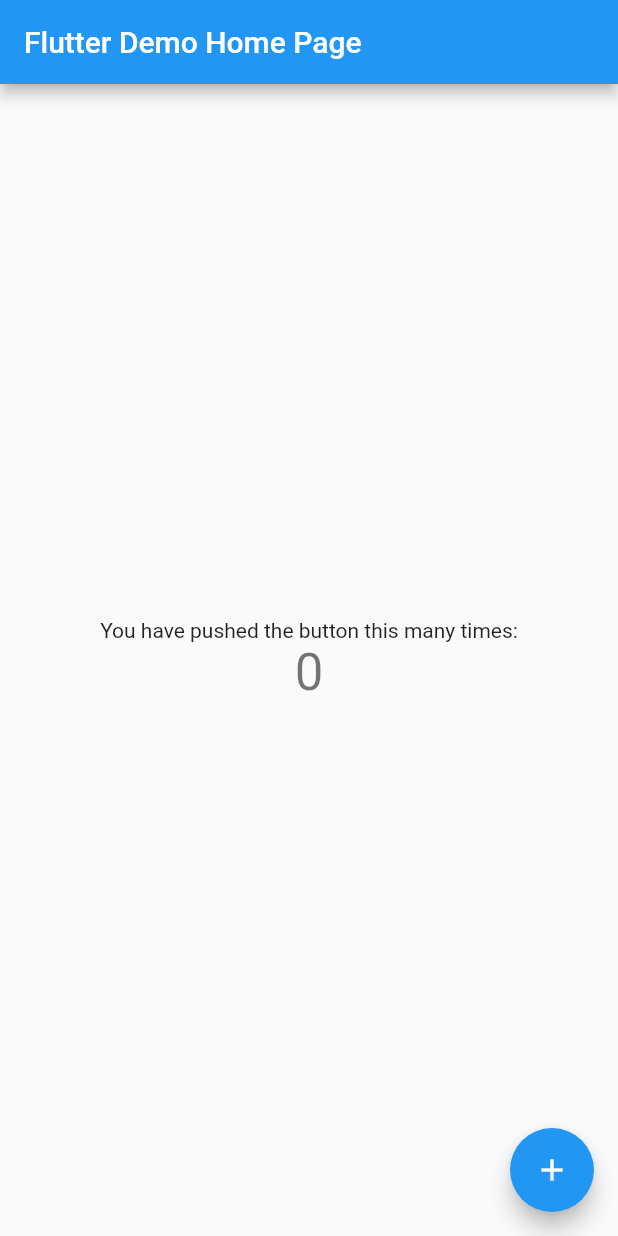
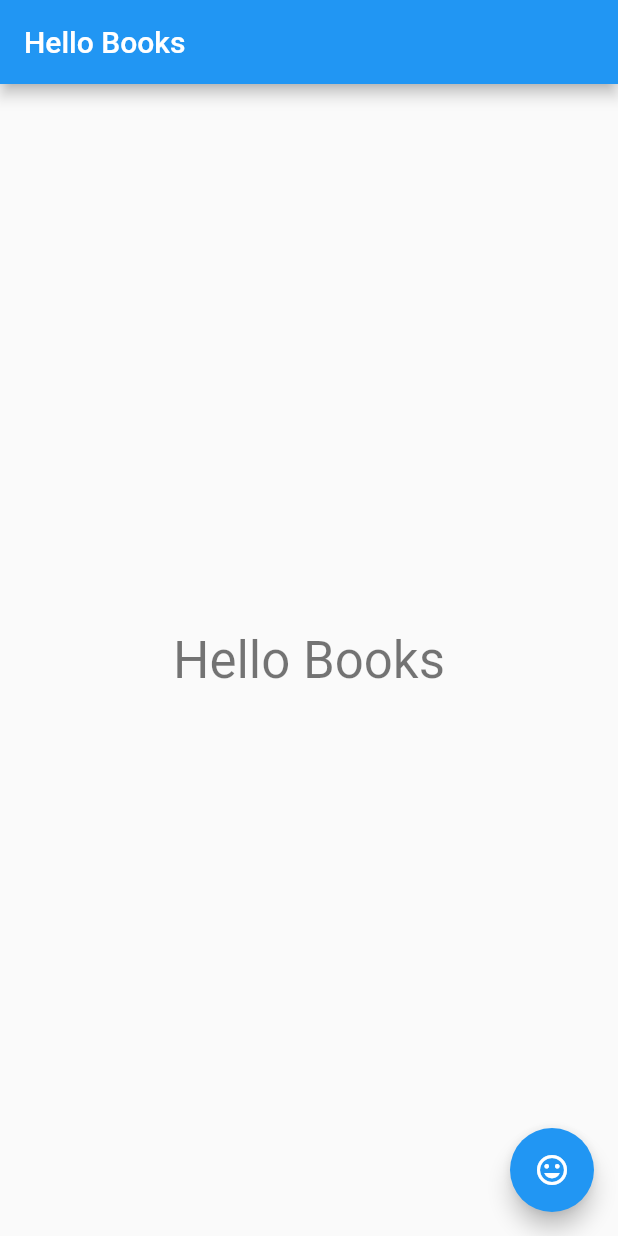
Before and after one commit to abdessamad-chalouchi/hello_books, a Flutter app: the screen it shows after launch, on a phone screen of 412 x 824 dp. Run offline on Flutter 3.47's test engine with Material 2 defaults, Android fonts, the phone set to English and light mode, and no system bars.

Commit message:
final commit

```diff
--- a/lib/main.dart
+++ b/lib/main.dart
@@ -1,115 +1,73 @@
+import 'dart:math';
+
 import 'package:flutter/material.dart';
 
 void main() {
-  runApp(const MyApp());
+  runApp(HelloBooksApp());
 }
 
-class MyApp extends StatelessWidget {
-  const MyApp({Key? key}) : super(key: key);
+// create only one time and it cannot be interactive with user
+// ignore: use_key_in_widget_constructors
+class HelloBooksApp extends StatelessWidget {
+  // const HelloBooksApp({Key? key}) : super(key: key);
 
   // This widget is the root of your application.
   @override
   Widget build(BuildContext context) {
+    // ignore: prefer_const_constructors
     return MaterialApp(
-      title: 'Flutter Demo',
-      theme: ThemeData(
-        // This is the theme of your application.
-        //
-        // Try running your application with "flutter run". You'll see the
-        // application has a blue toolbar. Then, without quitting the app, try
-        // changing the primarySwatch below to Colors.green and then invoke
-        // "hot reload" (press "r" in the console where you ran "flutter run",
-        // or simply save your changes to "hot reload" in a Flutter IDE).
-        // Notice that the counter didn't reset back to zero; the application
-        // is not restarted.
-        primarySwatch: Colors.blue,
-      ),
-      home: const MyHomePage(title: 'Flutter Demo Home Page'),
+      debugShowCheckedModeBanner: false,
+      home: MyHomePage(title: 'Hello books'),
     );
   }
 }
 
 class MyHomePage extends StatefulWidget {
-  const MyHomePage({Key? key, required this.title}) : super(key: key);
-
-  // This widget is the home page of your application. It is stateful, meaning
-  // that it has a State object (defined below) that contains fields that affect
-  // how it looks.
-
-  // This class is the configuration for the state. It holds the values (in this
-  // case the title) provided by the parent (in this case the App widget) and
-  // used by the build method of the State. Fields in a Widget subclass are
-  // always marked "final".
-
+  MyHomePage({Key? key, required this.title}) : super(key: key);
   final String title;
-
   @override
-  State<MyHomePage> createState() => _MyHomePageState();
+  _MyHomePageState createState() => _MyHomePageState();
 }
 
 class _MyHomePageState extends State<MyHomePage> {
-  int _counter = 0;
+  final List<String> greetings = [
+    'Hello Books',
+    'Hola Libros',
+    'Ciao Libri',
+    'Bonjoour'
+  ];
+  int index = 0;
+  late String current;
+  void _updateGreeting() {
+    setState(() {
+      current = greetings[index];
 
-  void _incrementCounter() {
-    setState(() {
-      // This call to setState tells the Flutter framework that something has
-      // changed in this State, which causes it to rerun the build method below
-      // so that the display can reflect the updated values. If we changed
-      // _counter without calling setState(), then the build method would not be
-      // called again, and so nothing would appear to happen.
-      _counter++;
+      index = index == (greetings.length - 1) ? 0 : index + 1;
     });
   }
 
   @override
   Widget build(BuildContext context) {
-    // This method is rerun every time setState is called, for instance as done
-    // by the _incrementCounter method above.
-    //
-    // The Flutter framework has been optimized to make rerunning build methods
-    // fast, so that you can just rebuild anything that needs updating rather
-    // than having to individually change instances of widgets.
-    return Scaffold(
-      appBar: AppBar(
-        // Here we take the value from the MyHomePage object that was created by
-        // the App.build method, and use it to set our appbar title.
-        title: Text(widget.title),
-      ),
-      body: Center(
-        // Center is a layout widget. It takes a single child and positions it
-        // in the middle of the parent.
-        child: Column(
-          // Column is also a layout widget. It takes a list of children and
-          // arranges them vertically. By default, it sizes itself to fit its
-          // children horizontally, and tries to be as tall as its parent.
-          //
-          // Invoke "debug painting" (press "p" in the console, choose the
-          // "Toggle Debug Paint" action from the Flutter Inspector in Android
-          // Studio, or the "Toggle Debug Paint" command in Visual Studio Code)
-          // to see the wireframe for each widget.
-          //
-          // Column has various properties to control how it sizes itself and
-          // how it positions its children. Here we use mainAxisAlignment to
-          // center the children vertically; the main axis here is the vertical
-          // axis because Columns are vertical (the cross axis would be
-          // horizontal).
-          mainAxisAlignment: MainAxisAlignment.center,
-          children: <Widget>[
-            const Text(
-              'You have pushed the button this many times:',
-            ),
-            Text(
-              '$_counter',
-              style: Theme.of(context).textTheme.headline4,
-            ),
-          ],
+    // ignore: prefer_const_constructors
+    return MaterialApp(
+      title: "Hello",
+      debugShowCheckedModeBanner: false,
+      home: Scaffold(
+        appBar: AppBar(
+          title: Text("Hello Books"),
+        ),
+        body: Center(
+          child: Text(
+            greetings[index],
+            style: Theme.of(context).textTheme.headline4,
+          ),
+        ),
+        floatingActionButton: FloatingActionButton(
+          onPressed: _updateGreeting,
+          tooltip: 'Greating',
+          child: Icon(Icons.insert_emoticon),
         ),
       ),
-      floatingActionButton: FloatingActionButton(
-        onPressed: _incrementCounter,
-        tooltip: 'Increment',
-        child: const Icon(Icons.add),
-      ), // This trailing comma makes auto-formatting nicer for build methods.
     );
   }
 }
```
Also changed, not shown: 1 other file.
